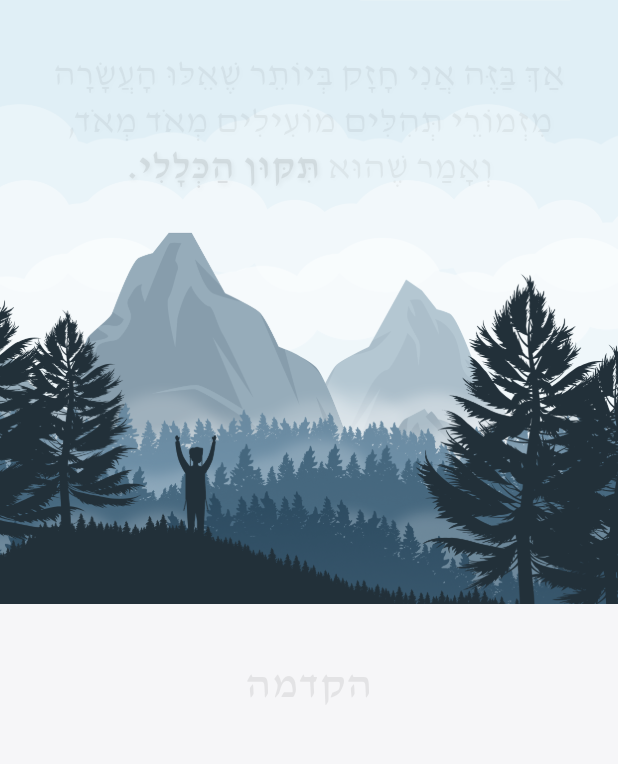
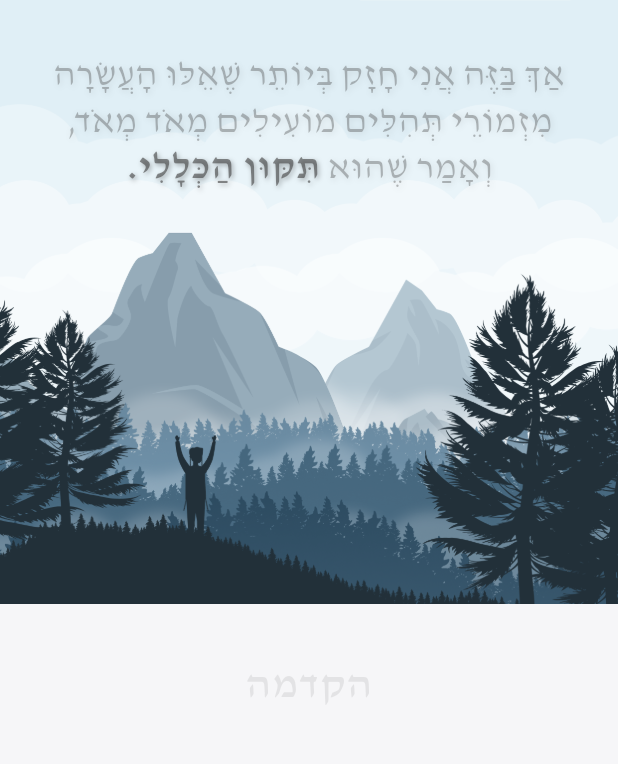
Before and after one commit to dorna6/tikon-haklali-flutter-app, a Flutter app: the first screen one second after launch, on a phone screen of 412 x 824 dp, the part 71-835 px from its top. Run offline on Flutter 3.47's test engine with Material 3 defaults, Android fonts, the phone set to English and light mode, and no system bars.

Commit message:
wierd bug with the animatoin

```diff
--- a/lib/main_page_body.dart
+++ b/lib/main_page_body.dart
@@ -162,20 +162,23 @@ class _AnimatedTextsState extends State<MainPageBody>
                       ParallaxWidget(top: rate3, asset: "assets/img3.png"),
                       ParallaxWidget(top: rate2, asset: "assets/img2.png"),
 
-                      Positioned(
-                        width: MediaQuery.of(context).size.width,
-                        top: rate0 + 80,
-                        child: FadeTransition(
-                          opacity: _animation2,
-                          child: ParallaxWidgetText(
+                      // Positioned(
+                      //   width: MediaQuery.of(context).size.width,
+                      //   top: rate0 + 80,
+                      //   child: FadeTransition(
+                      //     opacity: _animation2,
+                      //     child:
+
+                          ParallaxWidgetText(
                             top: rate0,
                             main_text:
                                 "אַךְ בַּזֶּה אֲנִי חָזָק בְּיוֹתֵר שֶׁאֵלּוּ הָעֲשָׂרָה מִזְמוֹרֵי תְּהִלִּים מוֹעִילִים מְאֹד מְאֹד, וְאָמַר שֶׁהוּא ",
                             sub_text: "תִּקּוּן הַכְּלָלִי.",
                             opacity: 1,
                           ),
-                        ),
-                      ),
+
+                      //   ),
+                      // ),
 
                       // ParallaxWidgetText(
                       //   top: rate0,
```
